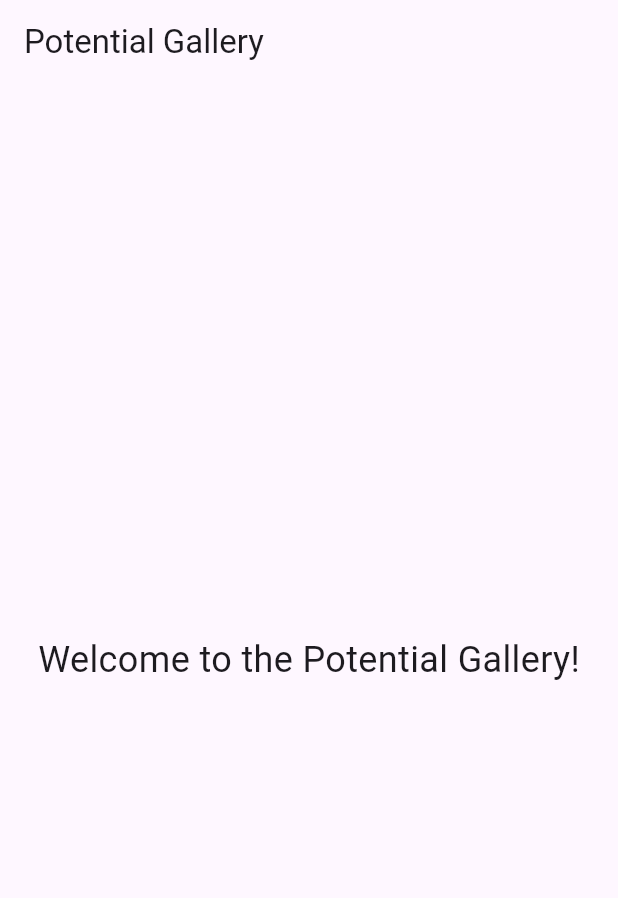
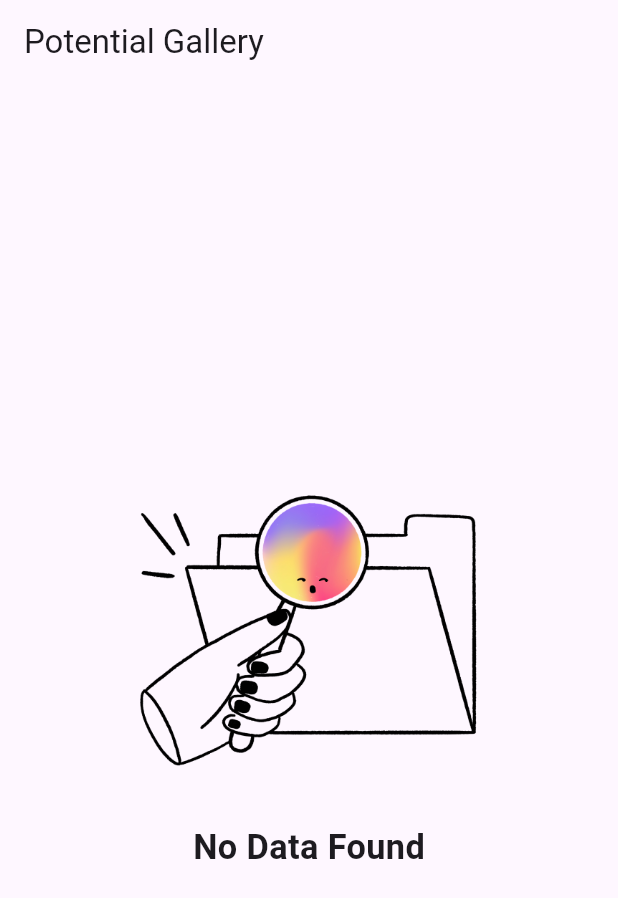
Before and after one commit to Md-Sifatullah617/potential_gallery, a Flutter app: the screen it shows after launch, on a phone screen of 412 x 824 dp. Shown: the top 898 px of the screen. Run offline on Flutter 3.47's test engine with Material 3 defaults, Android fonts, the light colour scheme and no system bars; our stand-ins replace cached_network_image, flutter_dotenv, flutter_screenutil, fluttertoast, get, shimmer; network calls fail.

Commit message:
Update project configuration and add gallery functionality with asset management

```diff
--- a/lib/main.dart
+++ b/lib/main.dart
@@ -1,10 +1,12 @@
 import 'package:flutter/material.dart';
+import 'package:flutter_dotenv/flutter_dotenv.dart';
 import 'package:flutter_screenutil/flutter_screenutil.dart';
 import 'package:get/get.dart';
 import 'package:potential_gallery/utils/initial_bindings.dart';
 import 'package:potential_gallery/utils/routes.dart';
 
-void main() {
+Future<void> main() async {
+  await dotenv.load(fileName: ".env");
   runApp(const MyApp());
 }
 
--- /dev/null
+++ b/lib/model/picture_model.dart
@@ -0,0 +1,145 @@
+// To parse this JSON data, do
+//
+//     final pictureModel = pictureModelFromJson(jsonString);
+
+import 'dart:convert';
+
+RpPictureModel pictureModelFromJson(String str) =>
+    RpPictureModel.fromJson(json.decode(str));
+
+PictureModel pictureModelFromJsonSingle(String str) =>
+    PictureModel.fromJson(json.decode(str));
+
+String pictureModelToJson(PictureModel data) => json.encode(data.toJson());
+
+class RpPictureModel {
+  final int? totalResults;
+  final int? page;
+  final int? perPage;
+  final List<PictureModel>? photos;
+  final String? nextPage;
+
+  RpPictureModel({
+    this.totalResults,
+    this.page,
+    this.perPage,
+    this.photos,
+    this.nextPage,
+  });
+
+  factory RpPictureModel.fromJson(Map<String, dynamic> json) => RpPictureModel(
+        totalResults: json["total_results"],
+        page: json["page"],
+        perPage: json["per_page"],
+        photos: List<PictureModel>.from(
+            json["photos"].map((x) => PictureModel.fromJson(x))),
+        nextPage: json["next_page"],
+      );
+
+  Map<String, dynamic> toJson() => {
+        "page": page,
+        "per_page": perPage,
+        "photos": List<dynamic>.from(photos!.map((x) => x.toJson())),
+        "next_page": nextPage,
+      };
+}
+
+class PictureModel {
+  final int? id;
+  final int? width;
+  final int? height;
+  final String? url;
+  final String? photographer;
+  final String? photographerUrl;
+  final int? photographerId;
+  final String? avgColor;
+  final Src? src;
+  final bool? liked;
+  final String? alt;
+
+  PictureModel({
+    this.id,
+    this.width,
+    this.height,
+    this.url,
+    this.photographer,
+    this.photographerUrl,
+    this.photographerId,
+    this.avgColor,
+    this.src,
+    this.liked,
+    this.alt,
+  });
+
+  factory PictureModel.fromJson(Map<String, dynamic> json) => PictureModel(
+        id: json["id"],
+        width: json["width"],
+        height: json["height"],
+        url: json["url"],
+        photographer: json["photographer"],
+        photographerUrl: json["photographer_url"],
+        photographerId: json["photographer_id"],
+        avgColor: json["avg_color"],
+        src: json["src"] == null ? null : Src.fromJson(json["src"]),
+        liked: json["liked"],
+        alt: json["alt"],
+      );
+
+  Map<String, dynamic> toJson() => {
+        "id": id,
+        "width": width,
+        "height": height,
+        "url": url,
+        "photographer": photographer,
+        "photographer_url": photographerUrl,
+        "photographer_id": photographerId,
+        "avg_color": avgColor,
+        "src": src?.toJson(),
+        "liked": liked,
+        "alt": alt,
+      };
+}
+
+class Src {
+  final String? original;
+  final String? large2X;
+  final String? large;
+  final String? medium;
+  final String? small;
+  final String? portrait;
+  final String? landscape;
+  final String? tiny;
+
+  Src({
+    this.original,
+    this.large2X,
+    this.large,
+    this.medium,
+    this.small,
+    this.portrait,
+    this.landscape,
+    this.tiny,
+  });
+
+  factory Src.fromJson(Map<String, dynamic> json) => Src(
+        original: json["original"],
+        large2X: json["large2x"],
+        large: json["large"],
+        medium: json["medium"],
+        small: json["small"],
+        portrait: json["portrait"],
+        landscape: json["landscape"],
+        tiny: json["tiny"],
+      );
+
+  Map<String, dynamic> toJson() => {
+        "original": original,
+        "large2x": large2X,
+        "large": large,
+        "medium": medium,
+        "small": small,
+        "portrait": portrait,
+        "landscape": landscape,
+        "tiny": tiny,
+      };
+}
--- a/lib/pages/homepage.dart
+++ b/lib/pages/homepage.dart
@@ -1,7 +1,16 @@
+import 'package:cached_network_image/cached_network_image.dart';
 import 'package:flutter/material.dart';
+import 'package:flutter_screenutil/flutter_screenutil.dart';
+import 'package:flutter_staggered_grid_view/flutter_staggered_grid_view.dart';
+import 'package:get/get.dart';
+import 'package:potential_gallery/controller/gallery_controller.dart';
+import 'package:potential_gallery/utils/app_assets.dart';
+import 'package:shimmer/shimmer.dart';
 
 class Homepage extends StatelessWidget {
-  const Homepage({super.key});
+  Homepage({super.key});
+
+  final GalleryController galleryController = Get.find<GalleryController>();
 
   @override
   Widget build(BuildContext context) {
@@ -9,12 +18,84 @@ class Homepage extends StatelessWidget {
       appBar: AppBar(
         title: const Text('Potential Gallery'),
       ),
-      body: const Center(
-        child: Text(
-          'Welcome to the Potential Gallery!',
-          style: TextStyle(fontSize: 24),
-        ),
-      ),
+      body: Obx(() {
+        bool isLoading = galleryController.isLoading.value;
+        var pictureList = galleryController.pictureList.value ?? [];
+        if (isLoading) {
+          return MasonryGridView.count(
+            padding: EdgeInsets.all(16.w),
+            crossAxisCount: 2,
+            mainAxisSpacing: 4,
+            crossAxisSpacing: 4,
+            itemCount: 4,
+            itemBuilder: (context, index) {
+              return Shimmer.fromColors(
+                baseColor: Colors.grey[300]!,
+                highlightColor: Colors.grey[100]!,
+                child: Card(
+                  elevation: 2,
+                  shape: RoundedRectangleBorder(
+                    borderRadius: BorderRadius.circular(10),
+                  ),
+                  child: Container(
+                    height: 200.h,
+                    color: Colors.white,
+                  ),
+                ),
+              );
+            },
+          );
+        }
+
+        if (pictureList.isEmpty) {
+          return Center(
+              child: Column(
+            mainAxisAlignment: MainAxisAlignment.center,
+            spacing: 10.h,
+            children: [
+              Image.asset(
+                AppAssets.noData,
+                width: 200.w,
+                height: 200.h,
+                fit: BoxFit.cover,
+              ),
+              Text(
+                'No Data Found',
+                style: TextStyle(
+                  fontSize: 20.sp,
+                  fontWeight: FontWeight.bold,
+                ),
+              ),
+            ],
+          ));
+        }
+
+        return MasonryGridView.count(
+          crossAxisCount: 2,
+          mainAxisSpacing: 4,
+          crossAxisSpacing: 4,
+          itemCount: pictureList.length + (isLoading ? 4 : 0),
+          itemBuilder: (context, index) {
+            final picture = pictureList[index];
+            return Card(
+              elevation: 2,
+              shape: RoundedRectangleBorder(
+                borderRadius: BorderRadius.circular(10),
+              ),
+              child: ClipRRect(
+                borderRadius: BorderRadius.circular(10),
+                child: CachedNetworkImage(
+                  imageUrl: picture.src!.medium!,
+                  placeholder: (context, url) =>
+                      const Center(child: CircularProgressIndicator()),
+                  errorWidget: (context, url, error) => const Icon(Icons.error),
+                  fit: BoxFit.cover,
+                ),
+              ),
+            );
+          },
+        );
+      }),
     );
   }
 }
--- /dev/null
+++ b/lib/utils/app_assets.dart
@@ -0,0 +1,8 @@
+class AppAssets {
+  static const _imagePath = 'assets/images/';
+
+  static const String noInternet = '${_imagePath}no_internet.png';
+  static const String noData = '${_imagePath}NoResult.png';
+
+  static const _iconPath = 'assets/icons/';
+}
--- a/lib/utils/initial_bindings.dart
+++ b/lib/utils/initial_bindings.dart
@@ -4,6 +4,6 @@ import 'package:potential_gallery/controller/gallery_controller.dart';
 class InitialBindings extends Bindings {
   @override
   void dependencies() {
-    Get.lazyPut<GalleryController>(() => GalleryController());
+    Get.put(GalleryController(), permanent: true);
   }
 }
```
Also changed, not shown: lib/controller/gallery_controller.dart (+38 -0 lines), lib/utils/custom_widget/custom_notification.dart (added, +15 -0 lines), pubspec.yaml (+9 -0 lines), assets/images/NoResult.png (added), assets/images/no_internet.png (added), pubspec.lock, 2 other files.
